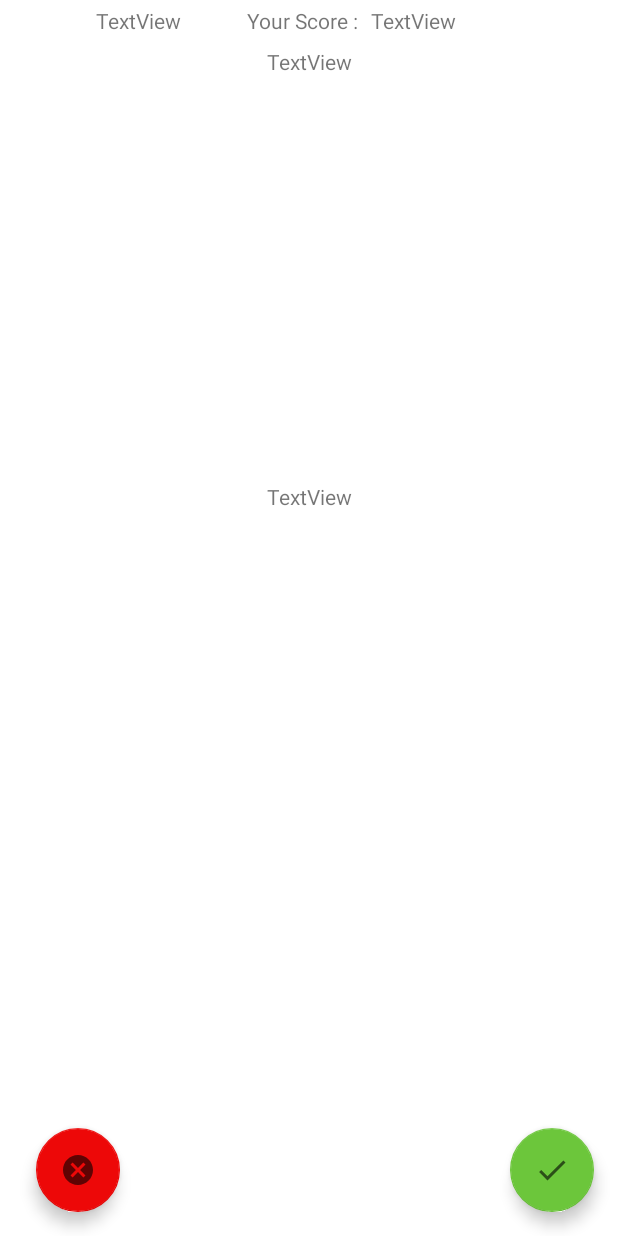
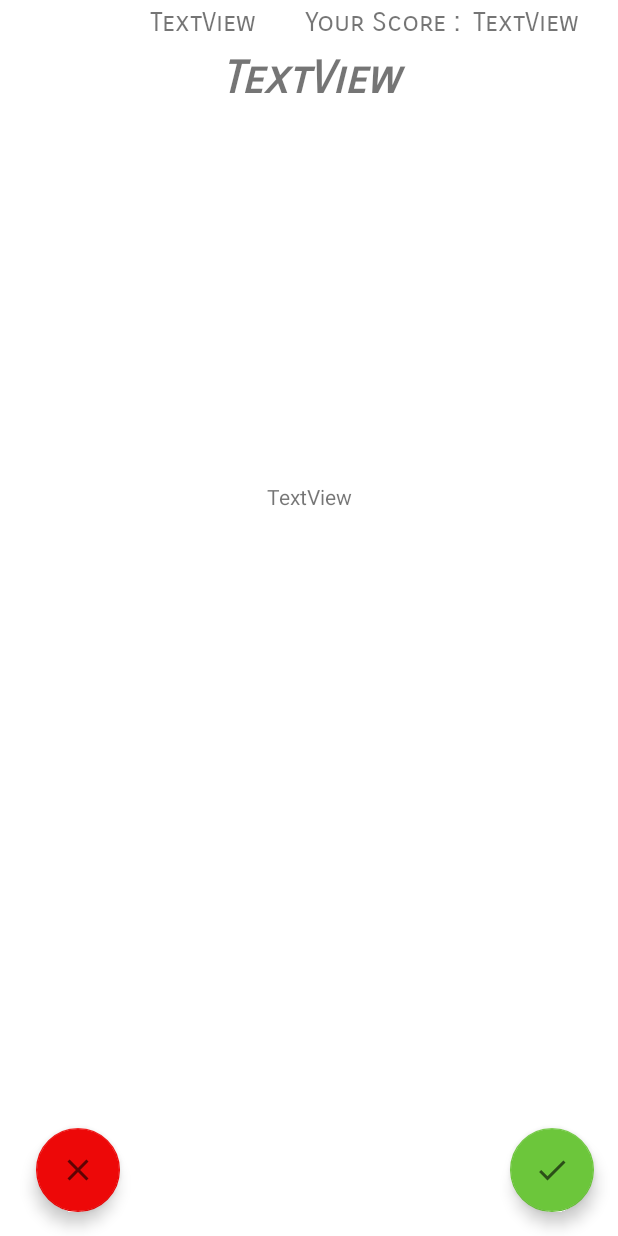
Before and after one commit to vicmog/ProyectoModular, an Android app: the JuegoJugarFragment screen opened through its navigation route, on a phone screen of 412 x 824 dp. Run offline under Robolectric (Android 15) with nearby library versions, the phone set to English and light mode, and no system bars; our stand-ins replace Room's generated code; pictures from the network do not load; 6 statements that could not run were skipped.

Commit message:
commit final ramaJuego

```diff
--- a/app/src/main/java/com/example/proyectomodular/model/Repository.java
+++ b/app/src/main/java/com/example/proyectomodular/model/Repository.java
@@ -32,6 +32,7 @@ public class Repository {
     private LiveData<List<Pregunta>>liveListaPreguntas ;
     private MutableLiveData<Carta>cartaAleatoria = new MutableLiveData<>();
     private int puntuacionPartidaActual;
+    private int numeroRespuestasTotales;
 
     private Usuario usuarioJuegoJugador;
 
@@ -49,6 +50,14 @@ public class Repository {
 
     public void setUsuarioJuegoJugador(Usuario usuarioJuegoJugador) {
         this.usuarioJuegoJugador = usuarioJuegoJugador;
+    }
+
+    public int getNumeroRespuestasTotales() {
+        return numeroRespuestasTotales;
+    }
+
+    public void setNumeroRespuestasTotales(int numeroRespuestasTotales) {
+        this.numeroRespuestasTotales = numeroRespuestasTotales;
     }
 
     public int getPuntuacionPartidaActual() {
--- a/app/src/main/java/com/example/proyectomodular/view/adapters/AdaptadorJugadorJuego.java
+++ b/app/src/main/java/com/example/proyectomodular/view/adapters/AdaptadorJugadorJuego.java
@@ -47,7 +47,7 @@ public class AdaptadorJugadorJuego extends RecyclerView.Adapter<AdaptadorJugador
 
     @Override
     public void onBindViewHolder(@NonNull ViewHolder holder, int position) {
-        //Log.v("ZZZ",usuarios.toString());
+
         NavController navController = Navigation.findNavController(view);
         holder.tvNombre.setText(usuarios.get(position).getNombre());
         holder.imgImagen.setImageResource(usuarios.get(position).getAvatar());
--- a/app/src/main/java/com/example/proyectomodular/view/adapters/AdaptadorPreguntasJuego.java
+++ b/app/src/main/java/com/example/proyectomodular/view/adapters/AdaptadorPreguntasJuego.java
@@ -58,6 +58,7 @@ private ViewModel miViewModel;
     holder.bt2.setText(preguntas.get(position).getOpcion2());
     holder.bt3.setText(preguntas.get(position).getOpcion3());
     holder.bt4.setText(preguntas.get(position).getOpcion4());
+    miViewModel.setNumeroRespuestasTotales(preguntas.size());
 
 
 
@@ -118,6 +119,7 @@ private ViewModel miViewModel;
                 texto = holder.bt4.getText().toString();
                 if(texto.compareToIgnoreCase(preguntas.get(position).getRespuesta())==0){
                     miViewModel.setPuntuacionPartidaActual(miViewModel.getPuntuacionPartidaActual()+1);
+
                 }
             }
         });
@@ -129,6 +131,7 @@ private ViewModel miViewModel;
 
     @Override
     public int getItemCount() {
+
         return preguntas.size();
     }
 
--- a/app/src/main/java/com/example/proyectomodular/viewmodel/ViewModel.java
+++ b/app/src/main/java/com/example/proyectomodular/viewmodel/ViewModel.java
@@ -107,4 +107,12 @@ public class ViewModel extends AndroidViewModel {
     public void setPuntuacionPartidaActual(int puntuacionPartidaActual) {
         repository.setPuntuacionPartidaActual(puntuacionPartidaActual);
     }
+
+    public int getNumeroRespuestasTotales() {
+        return repository.getNumeroRespuestasTotales();
+    }
+
+    public void setNumeroRespuestasTotales(int numeroRespuestasTotales) {
+        repository.setNumeroRespuestasTotales(numeroRespuestasTotales);
+    }
 }
--- /dev/null
+++ b/app/src/main/res/drawable-anydpi/ic_action_clear.xml
@@ -0,0 +1,11 @@
+<vector xmlns:android="http://schemas.android.com/apk/res/android"
+    android:width="24dp"
+    android:height="24dp"
+    android:viewportWidth="24"
+    android:viewportHeight="24"
+    android:tint="#333333"
+    android:alpha="0.6">
+  <path
+      android:fillColor="@android:color/white"
+      android:pathData="M19,6.41L17.59,5 12,10.59 6.41,5 5,6.41 10.59,12 5,17.59 6.41,19 12,13.41 17.59,19 19,17.59 13.41,12z"/>
+</vector>
--- a/app/src/main/res/layout/fragment_juego_jugar.xml
+++ b/app/src/main/res/layout/fragment_juego_jugar.xml
@@ -10,9 +10,11 @@
         android:id="@+id/tvNombreJugador"
         android:layout_width="wrap_content"
         android:layout_height="wrap_content"
-        android:layout_marginStart="64dp"
+        android:layout_marginStart="100dp"
         android:layout_marginTop="4dp"
+        android:fontFamily="sans-serif-smallcaps"
         android:text="TextView"
+        android:textSize="18sp"
         app:layout_constraintStart_toStartOf="parent"
         app:layout_constraintTop_toTopOf="parent" />
 
@@ -20,9 +22,11 @@
         android:id="@+id/textView6"
         android:layout_width="wrap_content"
         android:layout_height="wrap_content"
-        android:layout_marginStart="44dp"
+        android:layout_marginStart="32dp"
         android:layout_marginTop="4dp"
+        android:fontFamily="sans-serif-smallcaps"
         android:text="Your Score :"
+        android:textSize="18sp"
         app:layout_constraintStart_toEndOf="@+id/tvNombreJugador"
         app:layout_constraintTop_toTopOf="parent" />
 
@@ -48,8 +52,11 @@
         android:layout_marginStart="8dp"
         android:layout_marginTop="8dp"
         android:layout_marginEnd="8dp"
+        android:fontFamily="sans-serif-smallcaps"
         android:gravity="center|center_vertical"
         android:text="TextView"
+        android:textSize="30sp"
+        android:textStyle="bold|italic"
         app:layout_constraintEnd_toEndOf="parent"
         app:layout_constraintHorizontal_bias="1.0"
         app:layout_constraintStart_toStartOf="parent"
@@ -62,7 +69,9 @@
         android:layout_marginStart="8dp"
         android:layout_marginTop="4dp"
         android:layout_marginEnd="8dp"
+        android:fontFamily="sans-serif-smallcaps"
         android:text="TextView"
+        android:textSize="18sp"
         app:layout_constraintEnd_toEndOf="parent"
         app:layout_constraintHorizontal_bias="0.491"
         app:layout_constraintStart_toEndOf="@+id/textView6"
@@ -114,7 +123,7 @@
         android:layout_marginStart="24dp"
         android:layout_marginBottom="16dp"
         android:clickable="true"
-        android:src="@drawable/ic_action_cancel"
+        android:src="@drawable/ic_action_clear"
         app:backgroundTint="#ED0808"
         app:layout_constraintBottom_toBottomOf="parent"
         app:layout_constraintStart_toStartOf="parent" />
--- a/app/src/main/res/navigation/nav_graph.xml
+++ b/app/src/main/res/navigation/nav_graph.xml
@@ -107,5 +107,21 @@
         android:id="@+id/juegoJugarFragment"
         android:name="com.example.proyectomodular.view.fragment.JuegoJugarFragment"
         android:label="fragment_juego_jugar"
-        tools:layout="@layout/fragment_juego_jugar" />
+        tools:layout="@layout/fragment_juego_jugar" >
+        <action
+            android:id="@+id/action_juegoJugarFragment_to_mostrarPuntuacionFragment"
+            app:destination="@id/mostrarPuntuacionFragment" />
+    </fragment>
+    <fragment
+        android:id="@+id/mostrarPuntuacionFragment"
+        android:name="com.example.proyectomodular.view.fragment.MostrarPuntuacionFragment"
+        android:label="fragment_mostrar_puntuacion"
+        tools:layout="@layout/fragment_mostrar_puntuacion" >
+        <action
+            android:id="@+id/action_mostrarPuntuacionFragment_to_juegoJugarFragment"
+            app:destination="@id/juegoJugarFragment" />
+        <action
+            android:id="@+id/action_mostrarPuntuacionFragment_to_juegoFragment"
+            app:destination="@id/juegoFragment" />
+    </fragment>
 </navigation>
```
Also changed, not shown: app/src/main/java/com/example/proyectomodular/view/fragment/JuegoJugarFragment.java (+24 -4 lines), app/src/main/java/com/example/proyectomodular/view/fragment/MostrarPuntuacionFragment.java (added, +72 -0 lines), app/src/main/res/drawable-anydpi/ic_action_volverajugar.xml (added, +11 -0 lines), app/src/main/res/layout/fragment_mostrar_puntuacion.xml (added, +104 -0 lines), app/src/main/res/layout/item_jugador_juego.xml (+50 -11 lines), app/src/main/res/drawable-hdpi/ic_action_clear.png (added), app/src/main/res/drawable-hdpi/ic_action_volverajugar.png (added), app/src/main/res/drawable-mdpi/ic_action_clear.png (added), app/src/main/res/drawable-mdpi/ic_action_volverajugar.png (added), app/src/main/res/drawable-xhdpi/ic_action_clear.png (added), app/src/main/res/drawable-xhdpi/ic_action_volverajugar.png (added), app/src/main/res/drawable-xxhdpi/ic_action_clear.png (added), app/src/main/res/drawable-xxhdpi/ic_action_volverajugar.png (added).
